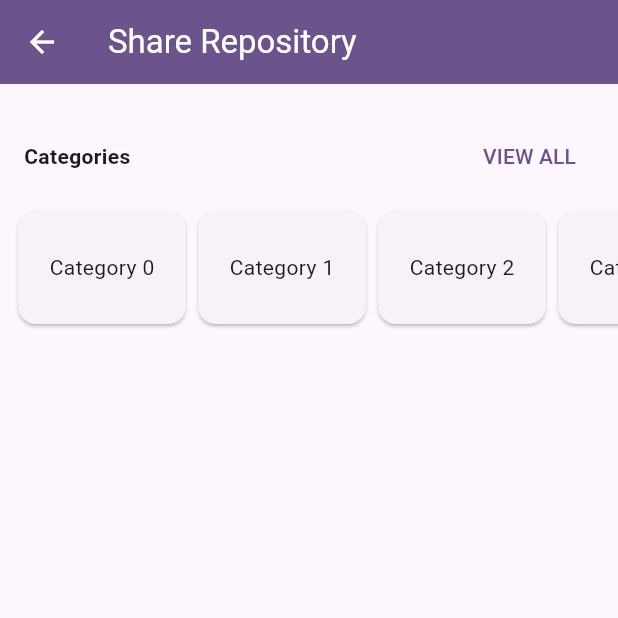
After one commit to thetpaingsoe/flutter_bloc_demo, a Flutter app: the screen it shows after launch, after a tap on "Shared Repository", on a phone screen of 412 x 824 dp, the top half of it. The commit adds this screen. Run offline on Flutter 3.47's test engine with Material 3 defaults, Android fonts, the phone set to English and light mode, and no system bars; our stand-ins replace flutter_bloc.

Commit message:
Added dasboard screen at share repository

```diff
--- /dev/null
+++ b/lib/features/share_repository/features/dashboard/bloc/category/category_bloc.dart
@@ -0,0 +1,29 @@
+
+import 'package:flutter_bloc/flutter_bloc.dart';
+import 'package:flutter_bloc_demo/features/share_repository/features/dashboard/bloc/category/category_event.dart';
+import 'package:flutter_bloc_demo/features/share_repository/features/dashboard/bloc/category/category_state.dart';
+import 'package:flutter_bloc_demo/features/share_repository/repository/category_repository.dart';
+
+class CategoryBloc extends Bloc<CategoryEvent, CategoryState> {
+
+  final CategoryRepository categoryRepository;
+
+  CategoryBloc({required this.categoryRepository}) : super(CategoryInitialState()) {
+    on<CategoryFetchDataEvent>((event, emit) async {
+      emit(CategoryLoadingState());
+
+      // Simulate a network call
+      List<String> categories = await categoryRepository.getCategories(event.keyword);
+      String errorMessage = '';
+      if (categories.isEmpty) {
+        errorMessage = 'No categories found';
+        emit(CategoryErrorState(error: errorMessage));
+      } else {
+        emit(CategorySuccessState(keyword: event.keyword, categories: categories));
+      }
+
+    });
+
+  }
+
+}
--- /dev/null
+++ b/lib/features/share_repository/features/dashboard/bloc/category/category_event.dart
@@ -0,0 +1,6 @@
+sealed class CategoryEvent {}
+
+final class CategoryFetchDataEvent extends CategoryEvent {
+  final String keyword;
+  CategoryFetchDataEvent({required this.keyword}) : super();
+}
--- /dev/null
+++ b/lib/features/share_repository/features/dashboard/bloc/category/category_state.dart
@@ -0,0 +1,20 @@
+sealed class CategoryState {}
+
+final class CategoryInitialState extends CategoryState {
+  CategoryInitialState() : super();
+}
+
+final class CategoryLoadingState extends CategoryState {
+  CategoryLoadingState() : super();
+}
+
+final class CategoryErrorState extends CategoryState {
+  final String error;
+  CategoryErrorState({required this.error}) : super();
+}
+
+final class CategorySuccessState extends CategoryState {
+  final List<String> categories;
+  final String? keyword;
+  CategorySuccessState({required this.categories, this.keyword  = ''}) : super();
+}
--- /dev/null
+++ b/lib/features/share_repository/features/dashboard/ui/dashboard_page.dart
@@ -0,0 +1,32 @@
+import 'package:flutter/material.dart';
+import 'package:flutter_bloc/flutter_bloc.dart';
+import 'package:flutter_bloc_demo/features/share_repository/features/dashboard/bloc/category/category_bloc.dart';
+import 'package:flutter_bloc_demo/features/share_repository/features/dashboard/ui/dashboard_screen.dart';
+import 'package:flutter_bloc_demo/features/share_repository/repository/category_repository.dart';
+
+
+class ShareRepositoryPage extends StatelessWidget {
+  const ShareRepositoryPage({super.key});
+
+  @override
+  Widget build(BuildContext context) {
+    return RepositoryProvider(
+      create: (context) => CategoryRepository(),
+      child: MultiBlocProvider(
+        providers: [
+          BlocProvider(
+            create: (context) => CategoryBloc(categoryRepository: context.read<CategoryRepository>()),
+          ),
+        ],
+        child: Scaffold(
+          appBar: AppBar(
+            title: const Text('Share Repository'),
+            backgroundColor: Theme.of(context).colorScheme.primary,
+            foregroundColor: Theme.of(context).colorScheme.onPrimary,
+          ),
+          body: const DashboardScreen()
+        ),
+      ),
+    );
+  }
+}
--- /dev/null
+++ b/lib/features/share_repository/features/dashboard/ui/dashboard_screen.dart
@@ -0,0 +1,81 @@
+import 'package:flutter/material.dart';
+import 'package:flutter_bloc/flutter_bloc.dart';
+import 'package:flutter_bloc_demo/features/share_repository/features/dashboard/bloc/category/category_bloc.dart';
+import 'package:flutter_bloc_demo/features/share_repository/features/dashboard/bloc/category/category_event.dart';
+import 'package:flutter_bloc_demo/features/share_repository/features/dashboard/bloc/category/category_state.dart';
+
+class DashboardScreen extends StatefulWidget {
+  const DashboardScreen({super.key});
+
+  @override
+  State<DashboardScreen> createState() => _DashboardScreenState();
+}
+
+class _DashboardScreenState extends State<DashboardScreen> {
+  @override
+  void initState() {
+    BlocProvider.of<CategoryBloc>(context)
+        .add(CategoryFetchDataEvent(keyword: ''));
+    super.initState();
+  }
+
+  @override
+  Widget build(BuildContext context) {
+    return SingleChildScrollView(
+      child: Column(
+        children: [
+          const SizedBox(
+            height: 24,
+          ),
+          Padding(
+            padding: const EdgeInsets.symmetric(horizontal: 16),
+            child: Row(
+              mainAxisAlignment: MainAxisAlignment.spaceBetween,
+              children: [
+                Text("Categories",
+                    style: Theme.of(context)
+                        .textTheme
+                        .bodyMedium
+                        ?.copyWith(fontWeight: FontWeight.bold)),
+                TextButton(onPressed: () {}, child: Text("VIEW ALL"))
+              ],
+            ),
+          ),
+          BlocBuilder<CategoryBloc, CategoryState>(
+            builder: (context, state) {
+              if (state is CategoryLoadingState) {
+                return const Center(child: CircularProgressIndicator());
+              } else if (state is CategorySuccessState) {
+                // i want to create horizontal listview
+                return SizedBox(
+                  height: 100,
+                  width: double.infinity,
+                  child: ListView.builder(
+                    shrinkWrap: true,
+                    scrollDirection: Axis.horizontal,
+                    padding: const EdgeInsets.all(8),
+                    itemCount: state.categories.length,
+                    itemBuilder: (context, index) {
+                      return SizedBox(
+                        width: 120,
+                        height: 100,
+                        child: Card(
+                          child: Center(
+                            child: Text(state.categories[index]),
+                          ),
+                        ),
+                      );
+                    },
+                  ),
+                );
+              } else if (state is CategoryErrorState) {
+                return Center(child: Text(state.error));
+              }
+              return const SizedBox();
+            },
+          )
+        ],
+      ),
+    );
+  }
+}
--- /dev/null
+++ b/lib/features/share_repository/repository/category_repository.dart
@@ -0,0 +1,11 @@
+class CategoryRepository {
+  Future<List<String>> getCategories(String keyword) async {
+    // Simulate a network call
+    await Future.delayed(const Duration(seconds: 1));
+    List<String> dataList = [];
+    for (int i = 0; i < 10; i++) {
+      dataList.add('Category $i');
+    }
+    return dataList;
+  }
+}
--- a/lib/main.dart
+++ b/lib/main.dart
@@ -5,6 +5,7 @@ import 'package:flutter_bloc_demo/features/bloc_selector/ui/bloc_selector_page.d
 import 'package:flutter_bloc_demo/features/concrete_class_state/ui/concrete_class_page.dart';
 import 'package:flutter_bloc_demo/features/repository_provider/ui/repository_provider_page.dart';
 import 'package:flutter_bloc_demo/features/sealed_class_state/ui/sealed_class_page.dart';
+import 'package:flutter_bloc_demo/features/share_repository/features/dashboard/ui/dashboard_page.dart';
 import 'features/basic_counter_with_bloc/ui/basic_counter_with_bloc_page.dart';
 import 'features/bloc_builder_build_when/ui/build_when_page.dart';
 import 'features/hybird_sealed_class_state/ui/hybird_sealed_class_page.dart';
@@ -147,6 +148,15 @@ class _MyHomePageState extends State<MyHomePage> {
                           builder: (context) =>
                               const HybirdSealedClassPage()));
             }, child: Text('States : Hybird Sealed Class State')),
+            const SizedBox(height : 24),
+            FilledButton(onPressed: (){
+              Navigator.push(
+                      context,
+                      MaterialPageRoute(
+                          builder: (context) =>
+                              const ShareRepositoryPage()));
+              },
+              child: const Text('Shared Repository') )
           ],
         ),
       ),
```
Also changed, not shown: lib/features/share_repository/features/dashboard/bloc/product/readme.txt (added).
